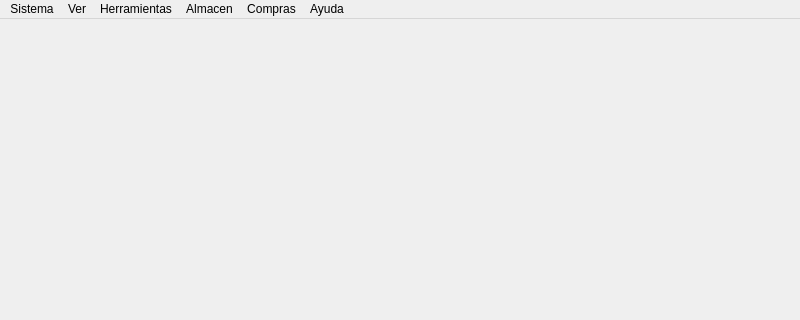
Above: Sistema de ventas/ui/FrmPrincipal.ui from CodeDrTech/DevelopPython before the change; both pictures show x 0 to 800 and y 0 to 320 of the 800 by 600 pixel window. Below: the same form after it.
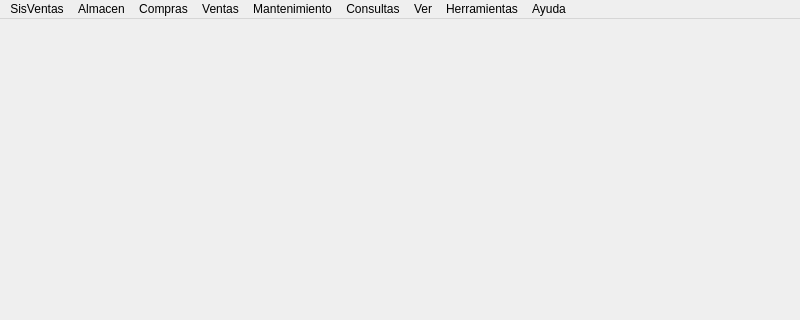
That is the form after the change.

What changed in the file:
```diff
--- a/Sistema de ventas/ui/FrmPrincipal.ui
+++ b/Sistema de ventas/ui/FrmPrincipal.ui
@@ -25,7 +25,7 @@
    </property>
    <widget class="QMenu" name="menuSistema">
     <property name="title">
-     <string>Sistema</string>
+     <string>SisVentas</string>
     </property>
    </widget>
    <widget class="QMenu" name="menuVer">
@@ -54,12 +54,38 @@
     <property name="title">
      <string>Compras</string>
     </property>
+    <addaction name="actionIngresos"/>
+    <addaction name="actionProveedores"/>
+   </widget>
+   <widget class="QMenu" name="menuVentas">
+    <property name="title">
+     <string>Ventas</string>
+    </property>
+    <addaction name="actionVentas"/>
+    <addaction name="actionClientes"/>
+   </widget>
+   <widget class="QMenu" name="menuMantenimiento">
+    <property name="title">
+     <string>Mantenimiento</string>
+    </property>
+    <addaction name="actionEmpleados"/>
+   </widget>
+   <widget class="QMenu" name="menuConsultas">
+    <property name="title">
+     <string>Consultas</string>
+    </property>
+    <addaction name="actionVentas_2"/>
+    <addaction name="actionCompras_por_fechas"/>
+    <addaction name="actionStock_de_articulos"/>
    </widget>
    <addaction name="menuSistema"/>
-   <addaction name="menuVer"/>
-   <addaction name="menuHerramientas"/>
    <addaction name="menuAlmacen"/>
    <addaction name="menuCompras"/>
+   <addaction name="menuVentas"/>
+   <addaction name="menuMantenimiento"/>
+   <addaction name="menuConsultas"/>
+   <addaction name="menuVer"/>
+   <addaction name="menuHerramientas"/>
    <addaction name="menuAyuda"/>
   </widget>
   <widget class="QStatusBar" name="statusbar"/>
```
Left out of the diff: 76 changed lines with no effect on the pictures.
